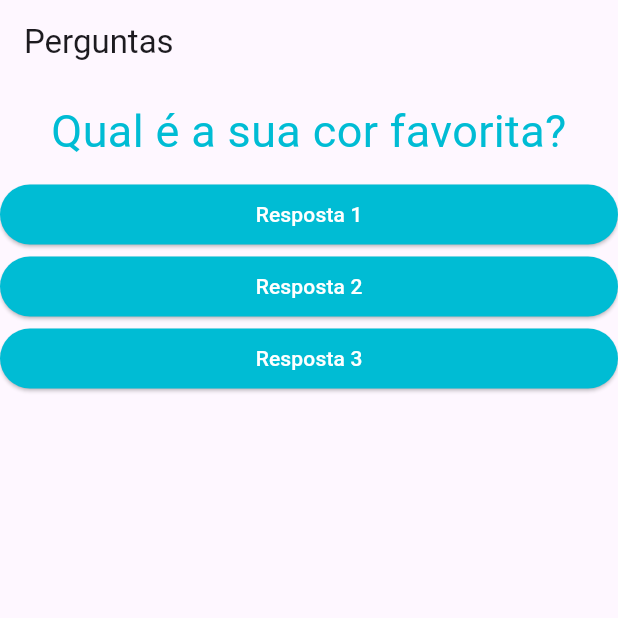
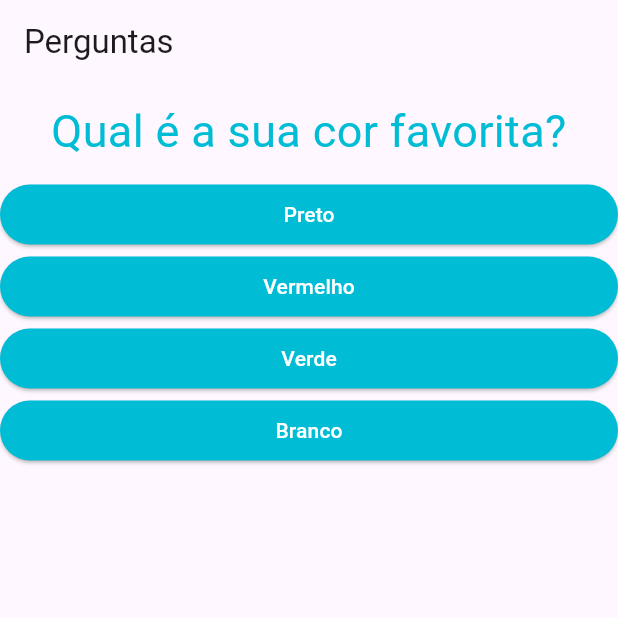
Before and after one commit to kaiqueBellmont/Flutter-Course, a Flutter app: the screen it shows after launch, on a phone screen of 412 x 824 dp, the top half of it. Run offline on Flutter 3.47's test engine with Material 3 defaults, Android fonts, the phone set to English and light mode, and no system bars.

Commit message:
feat: updating question app

```diff
--- a/questions_project/lib/main.dart
+++ b/questions_project/lib/main.dart
@@ -30,6 +30,13 @@ class _PerguntaAppState extends State<PerguntaApp> {
       },
     ];
 
+    List<Widget> respostas = [];
+
+    for (String textoResp
+    in perguntas[_perguntaSelecionada]['respostas'] as List) {
+      respostas.add(Resposta(textoResp, _responder));
+    }
+
     return MaterialApp(
       home: Scaffold(
         appBar: AppBar(
@@ -37,10 +44,8 @@ class _PerguntaAppState extends State<PerguntaApp> {
         ),
         body: Column(
           children: [
-            Questao(perguntas[_perguntaSelecionada]['texto'].toString()),
-            Resposta('Resposta 1', _responder),
-            Resposta('Resposta 2', _responder),
-            Resposta('Resposta 3', _responder),
+            Questao(perguntas[_perguntaSelecionada]['texto'] as String),
+            ...respostas,
           ],
         ),
       ),
--- a/questions_project/lib/resposta.dart
+++ b/questions_project/lib/resposta.dart
@@ -8,7 +8,7 @@ class Resposta extends StatelessWidget {
 
   @override
   Widget build(BuildContext context) {
-    return Container(
+    return SizedBox(
       width: double.infinity,
       child: ElevatedButton(
         style: ElevatedButton.styleFrom(
```
Also changed, not shown: questions_project/pubspec.lock, 1 other file.
